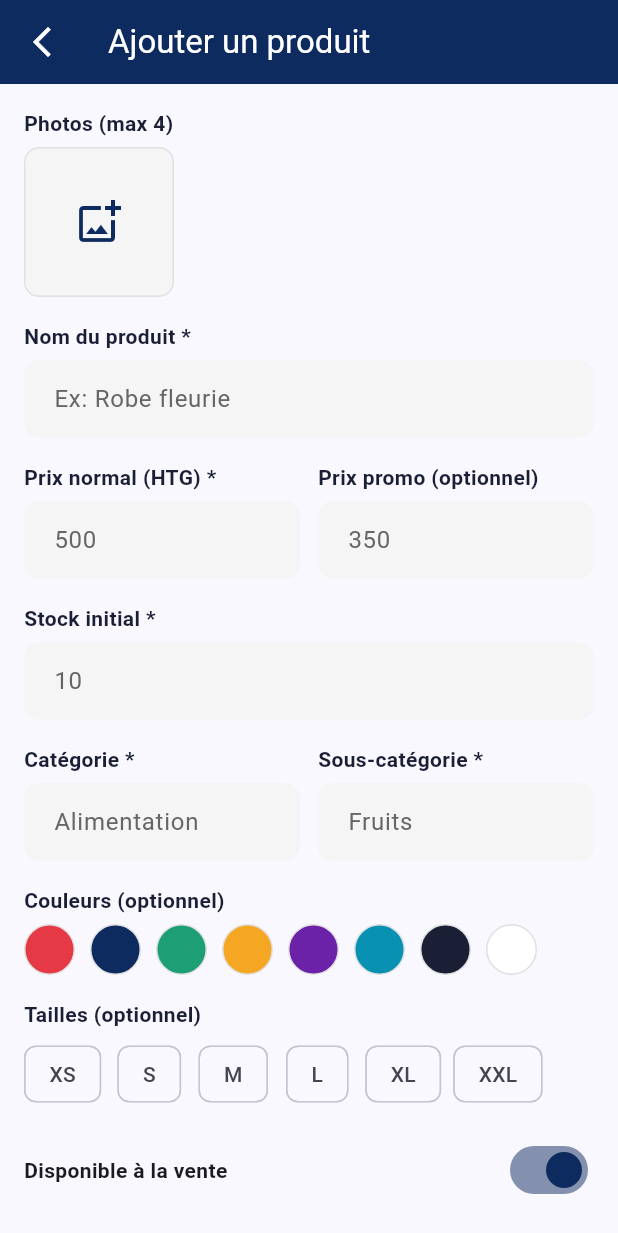
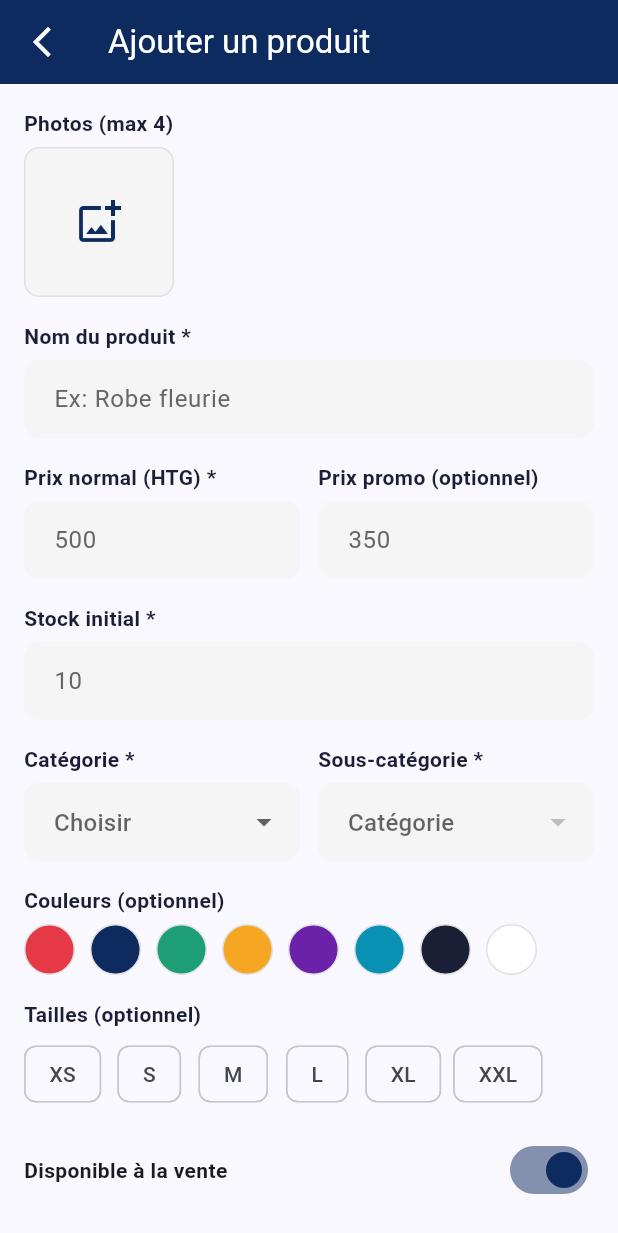
Before and after one commit to Faitza/CommercHaiti, a Flutter app: the VendorAddProductScreen screen opened by its route, on a phone screen of 412 x 824 dp. Shown: the top 1233 px of the screen. Run offline on Flutter 3.47's test engine with Material 3 defaults, Android fonts, the phone set to English and light mode, and no system bars; our stand-ins replace flutter_image_compress, go_router, image_picker, pdf, printing, share_plus and 2 more; accounts and stored records are empty.

Commit message:
Catégories boutique (cases à cocher) + dropdowns catégorie/sous-catégorie produit
Co-Authored-By: Claude Opus 5.5 (1M context) <noreply@anthropic.com>
Claude-Session: https://claude.ai/code/session_01VexaLGCYZ577Be5SpDDYBx

```diff
--- /dev/null
+++ b/lib/constants/categories.dart
@@ -0,0 +1,27 @@
+/// Catégories produits — Faitza COLAS
+/// Branch : feature/categories
+/// Path : lib/constants/categories.dart
+///
+/// Liste fixe des catégories et de leurs sous-catégories. Utilisée :
+///  - à la création / modification de la boutique (le vendeur coche les
+///    catégories qu'il vend → colonne `shops.categories`)
+///  - à l'ajout / modification d'un produit (dropdown catégorie limité aux
+///    catégories de la boutique, puis dropdown sous-catégorie dépendant)
+class Categories {
+  /// Catégorie → sous-catégories, dans l'ordre d'affichage.
+  static const Map<String, List<String>> sousCategories = {
+    'Alimentation': ['Fruits', 'Légumes', 'Épices', 'Condiments'],
+    'Mode':         ['Robes', 'Chemises', 'Pantalons', 'Chaussures'],
+    'Électronique': ['Téléphones', 'Accessoires', 'Électroménager'],
+    'Beauté':       ['Soins visage', 'Corps', 'Parfums', 'Coiffure'],
+    'Maison':       ['Meubles', 'Décoration', 'Cuisine', 'Linge'],
+    'Services':     ['Livraison', 'Réparation', 'Couture'],
+  };
+
+  /// Toutes les catégories disponibles.
+  static List<String> get toutes => sousCategories.keys.toList();
+
+  /// Sous-catégories d'une catégorie (liste vide si inconnue).
+  static List<String> de(String? categorie) =>
+      sousCategories[categorie] ?? const [];
+}
--- a/lib/models/shop_model.dart
+++ b/lib/models/shop_model.dart
@@ -3,7 +3,8 @@
 /// Path : lib/models/shop_model.dart
 /// Table Supabase : shops
 /// Colonnes : id, proprietaire_id, nom, description, logo_url,
-///            shop_code, zones_livraison, rating, total_avis, is_open, created_at
+///            shop_code, zones_livraison, categories, rating, total_avis,
+///            is_open, created_at
 ///
 /// Représente UNE boutique créée par un vendeur. Contient les infos
 /// d'identité de la boutique (nom, logo, description), son code unique
@@ -27,6 +28,10 @@ class ShopModel {
   /// Liste des zones de livraison desservies par la boutique, chacune
   /// avec son délai estimé (voir ZoneLivraison plus bas).
   final List<ZoneLivraison> zonesLivraison;
+  /// Catégories vendues par la boutique (ex : ["Alimentation", "Beauté"]),
+  /// choisies parmi `Categories.toutes` (voir constants/categories.dart).
+  /// Limite les catégories proposées à l'ajout d'un produit.
+  final List<String> categories;
   /// Note moyenne de la boutique (calculée à partir des avis clients).
   final double rating;
   /// Nombre total d'avis reçus par la boutique.
@@ -48,6 +53,7 @@ class ShopModel {
     this.logoUrl,
     required this.shopCode,
     required this.zonesLivraison,
+    this.categories = const [],
     this.rating = 0.0,
     this.totalAvis = 0,
     this.isOpen = true,
@@ -85,6 +91,7 @@ class ShopModel {
                         .map((z) => ZoneLivraison.fromMap(
                               z as Map<String, dynamic>))
                         .toList(),
+      categories:     List<String>.from(map['categories'] ?? const []),
       rating:         (map['rating'] ?? 0.0).toDouble(),
       totalAvis:      map['total_avis'] ?? 0,
       isOpen:         map['is_open'] ?? true,
@@ -107,6 +114,7 @@ class ShopModel {
       'logo_url':         logoUrl,
       'shop_code':        shopCode,
       'zones_livraison':  zonesLivraison.map((z) => z.toMap()).toList(),
+      'categories':       categories,
       'rating':           rating,
       'total_avis':       totalAvis,
       'is_open':          isOpen,
--- a/lib/screens/settings/settings_screen.dart
+++ b/lib/screens/settings/settings_screen.dart
@@ -82,7 +82,8 @@ class _SettingsScreenState extends State<SettingsScreen> {
           id: _shop!.id, proprietaireId: _shop!.proprietaireId,
           nom: _shop!.nom, description: _shop!.description,
           logoUrl: _shop!.logoUrl, shopCode: _shop!.shopCode,
-          zonesLivraison: _shop!.zonesLivraison, rating: _shop!.rating,
+          zonesLivraison: _shop!.zonesLivraison,
+          categories: _shop!.categories, rating: _shop!.rating,
           totalAvis: _shop!.totalAvis, isOpen: ouvert,
           createdAt: _shop!.createdAt,
         ));
--- a/lib/screens/vendor/vendor_add_product_screen.dart
+++ b/lib/screens/vendor/vendor_add_product_screen.dart
@@ -7,6 +7,8 @@ import '../../services/storage_service.dart';
 import '../../models/product_model.dart';
 import '../../providers/theme_provider.dart';
 import '../../constants/app_colors.dart';
+import '../../constants/categories.dart';
+import '../../widgets/categorie_dropdowns_widget.dart';
 
 /// Ajouter produit — Faitza COLAS
 /// Branch : feature/vendor-catalog
@@ -37,8 +39,13 @@ class _VendorAddProductScreenState extends State<VendorAddProductScreen> {
   final _prixCtrl = TextEditingController();
   final _prixPromoCtrl = TextEditingController();
   final _stockCtrl = TextEditingController();
-  final _categorieCtrl = TextEditingController();
-  final _sousCategorieCtrl = TextEditingController();
+  // Catégorie / sous-catégorie choisies dans les dropdowns.
+  String? _categorie;
+  String? _sousCategorie;
+  // Catégories proposées : celles cochées par la boutique
+  // (`shops.categories`), chargées dans initState. Toutes les catégories
+  // en repli si la boutique n'en a encore choisi aucune.
+  List<String> _categoriesBoutique = Categories.toutes;
 
   // URLs des photos déjà téléversées (max 4), tailles et couleurs
   // sélectionnées par le vendeur (listes vides = optionnel).
@@ -47,6 +54,22 @@ class _VendorAddProductScreenState extends State<VendorAddProductScreen> {
   List<String> _couleurs = [];
   bool _disponible = true;
   bool _isLoading = false;
+
+  @override
+  void initState() {
+    super.initState();
+    _chargerCategoriesBoutique();
+  }
+
+  /// Lit les catégories choisies par la boutique du vendeur connecté pour
+  /// limiter le dropdown catégorie.
+  Future<void> _chargerCategoriesBoutique() async {
+    final shopId = context.read<AuthProvider>().shopId;
+    if (shopId == null) return;
+    final shop = await _db.getShop(shopId);
+    if (!mounted || shop == null || shop.categories.isEmpty) return;
+    setState(() => _categoriesBoutique = shop.categories);
+  }
 
   final List<String> _taillesDisponibles = ['XS','S','M','L','XL','XXL'];
   // Palette de couleurs fixe (codes hexadécimaux) proposée pour marquer
@@ -136,8 +159,8 @@ class _VendorAddProductScreenState extends State<VendorAddProductScreen> {
           : double.parse(_prixPromoCtrl.text),
       photos: _photoUrls,
       stock: int.parse(_stockCtrl.text),
-      categorie: _categorieCtrl.text.trim(),
-      sousCategorie: _sousCategorieCtrl.text.trim(),
+      categorie: _categorie ?? '',
+      sousCategorie: _sousCategorie ?? '',
       couleurs: _couleurs,
       tailles: _tailles,
       disponible: _disponible,
@@ -257,29 +280,20 @@ class _VendorAddProductScreenState extends State<VendorAddProductScreen> {
                   keyboardType: TextInputType.number),
               const SizedBox(height: 16),
 
-              // Catégorie et sous-catégorie, toutes deux obligatoires,
-              // saisies en texte libre côte à côte.
-              Row(children: [
-                Expanded(child: Column(
-                  crossAxisAlignment: CrossAxisAlignment.start,
-                  children: [
-                    _label('Catégorie *'),
-                    _field(_categorieCtrl, 'Alimentation',
-                        validator: (v) =>
-                            v == null || v.isEmpty ? 'Requis' : null),
-                  ],
-                )),
-                const SizedBox(width: 12),
-                Expanded(child: Column(
-                  crossAxisAlignment: CrossAxisAlignment.start,
-                  children: [
-                    _label('Sous-catégorie *'),
-                    _field(_sousCategorieCtrl, 'Fruits',
-                        validator: (v) =>
-                            v == null || v.isEmpty ? 'Requis' : null),
-                  ],
-                )),
-              ]),
+              // Catégorie (limitée aux catégories de la boutique) puis
+              // sous-catégorie dépendante, toutes deux obligatoires.
+              CategorieDropdownsWidget(
+                categoriesAutorisees: _categoriesBoutique,
+                categorie: _categorie,
+                sousCategorie: _sousCategorie,
+                isDark: isDark,
+                onCategorieChanged: (v) => setState(() {
+                  _categorie = v;
+                  _sousCategorie = null;
+                }),
+                onSousCategorieChanged: (v) =>
+                    setState(() => _sousCategorie = v),
+              ),
               const SizedBox(height: 16),
 
               // Sélecteur de couleurs : pastilles rondes de la palette
@@ -437,8 +451,6 @@ class _VendorAddProductScreenState extends State<VendorAddProductScreen> {
     _prixCtrl.dispose();
     _prixPromoCtrl.dispose();
     _stockCtrl.dispose();
-    _categorieCtrl.dispose();
-    _sousCategorieCtrl.dispose();
     super.dispose();
   }
 }
--- /dev/null
+++ b/lib/widgets/categorie_dropdowns_widget.dart
@@ -0,0 +1,126 @@
+import 'package:flutter/material.dart';
+import '../constants/app_colors.dart';
+import '../constants/categories.dart';
+
+/// Dropdowns catégorie + sous-catégorie — Faitza COLAS
+/// Branch : feature/categories
+/// Path : lib/widgets/categorie_dropdowns_widget.dart
+///
+/// Deux listes déroulantes côte à côte, utilisées dans les formulaires
+/// d'ajout et de modification de produit :
+///  - Catégorie : limitée aux catégories choisies par la boutique
+///    (`categoriesAutorisees`).
+///  - Sous-catégorie : change selon la catégorie sélectionnée (voir
+///    Categories.sousCategories). Elle est remise à zéro quand la
+///    catégorie change.
+/// L'état (valeurs sélectionnées) est tenu par l'écran parent.
+class CategorieDropdownsWidget extends StatelessWidget {
+  final List<String> categoriesAutorisees;
+  final String? categorie;
+  final String? sousCategorie;
+  final ValueChanged<String?> onCategorieChanged;
+  final ValueChanged<String?> onSousCategorieChanged;
+  final bool isDark;
+
+  const CategorieDropdownsWidget({
+    super.key,
+    required this.categoriesAutorisees,
+    required this.categorie,
+    required this.sousCategorie,
+    required this.onCategorieChanged,
+    required this.onSousCategorieChanged,
+    required this.isDark,
+  });
+
+  @override
+  Widget build(BuildContext context) {
+    // Un produit ancien peut avoir une valeur saisie en texte libre qui
+    // n'est pas dans la liste : on l'ajoute aux choix pour qu'elle reste
+    // affichée (sinon DropdownButtonFormField lève une erreur).
+    final categories = [
+      ...categoriesAutorisees,
+      if (categorie != null &&
+          categorie!.isNotEmpty &&
+          !categoriesAutorisees.contains(categorie))
+        categorie!,
+    ];
+    final sousCategoriesConnues = Categories.de(categorie);
+    final sousCategories = [
+      ...sousCategoriesConnues,
+      if (sousCategorie != null &&
+          sousCategorie!.isNotEmpty &&
+          !sousCategoriesConnues.contains(sousCategorie))
+        sousCategorie!,
+    ];
+
+    return Row(
+      crossAxisAlignment: CrossAxisAlignment.start,
+      children: [
+        Expanded(child: Column(
+          crossAxisAlignment: CrossAxisAlignment.start,
+          children: [
+            _label('Catégorie *'),
+            DropdownButtonFormField<String>(
+              // `key` dépendant de la valeur : force la reconstruction du
+              // champ quand le parent change la valeur (chargement async).
+              key: ValueKey('cat-$categorie'),
+              initialValue: categorie?.isEmpty ?? true ? null : categorie,
+              isExpanded: true,
+              items: categories
+                  .map((c) => DropdownMenuItem(value: c, child: Text(c)))
+                  .toList(),
+              onChanged: onCategorieChanged,
+              validator: (v) => v == null || v.isEmpty ? 'Requis' : null,
+              decoration: _deco('Choisir'),
+            ),
+          ],
+        )),
+        const SizedBox(width: 12),
+        Expanded(child: Column(
+          crossAxisAlignment: CrossAxisAlignment.start,
+          children: [
+            _label('Sous-catégorie *'),
+            DropdownButtonFormField<String>(
+              // La clé inclut la catégorie : changer de catégorie recrée
+              // ce champ avec la nouvelle liste de sous-catégories.
+              key: ValueKey('sous-$categorie-$sousCategorie'),
+              initialValue:
+                  sousCategorie?.isEmpty ?? true ? null : sousCategorie,
+              isExpanded: true,
+              items: sousCategories
+                  .map((s) => DropdownMenuItem(value: s, child: Text(s)))
+                  .toList(),
+              // Désactivé tant qu'aucune catégorie n'est choisie.
+              onChanged: categorie == null || categorie!.isEmpty
+                  ? null
+                  : onSousCategorieChanged,
+              validator: (v) => v == null || v.isEmpty ? 'Requis' : null,
+              decoration: _deco(categorie == null || categorie!.isEmpty
+                  ? 'Catégorie d\'abord'
+                  : 'Choisir'),
+            ),
+          ],
+        )),
+      ],
+    );
+  }
+
+  Widget _label(String t) => Padding(
+        padding: const EdgeInsets.only(bottom: 6),
+        child: Text(t, style: TextStyle(fontSize: 14,
+            fontWeight: FontWeight.w600,
+            color: AppColors.textPrimaryFor(isDark))),
+      );
+
+  InputDecoration _deco(String hint) => InputDecoration(
+        hintText: hint,
+        hintStyle: TextStyle(color: AppColors.textSecondaryFor(isDark)),
+        filled: true,
+        fillColor: AppColors.inputFill(isDark),
+        border: OutlineInputBorder(
+            borderRadius: BorderRadius.circular(10),
+            borderSide: BorderSide.none),
+        contentPadding: const EdgeInsets.symmetric(
+            horizontal: 16, vertical: 14),
+      );
+}
```
Also changed, not shown: lib/screens/auth/create_shop_screen.dart (+25 -0 lines), lib/screens/vendor/vendor_edit_product_screen.dart (+30 -29 lines), lib/screens/vendor/vendor_edit_shop_screen.dart (+24 -0 lines), lib/widgets/categories_boutique_widget.dart (added, +62 -0 lines), 2 other files.
